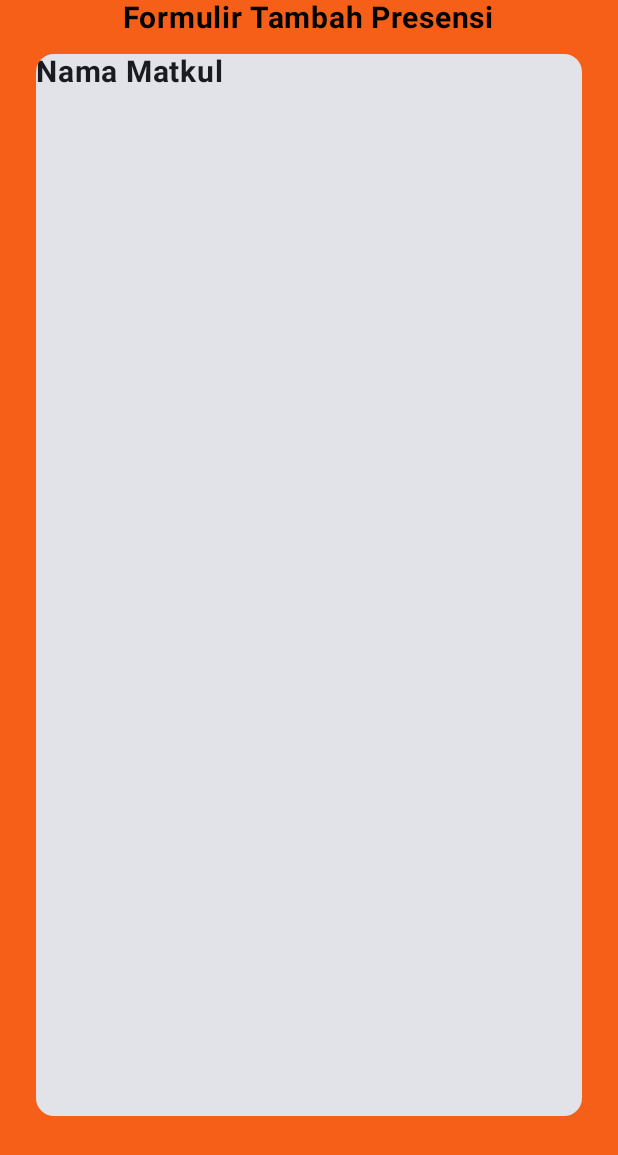
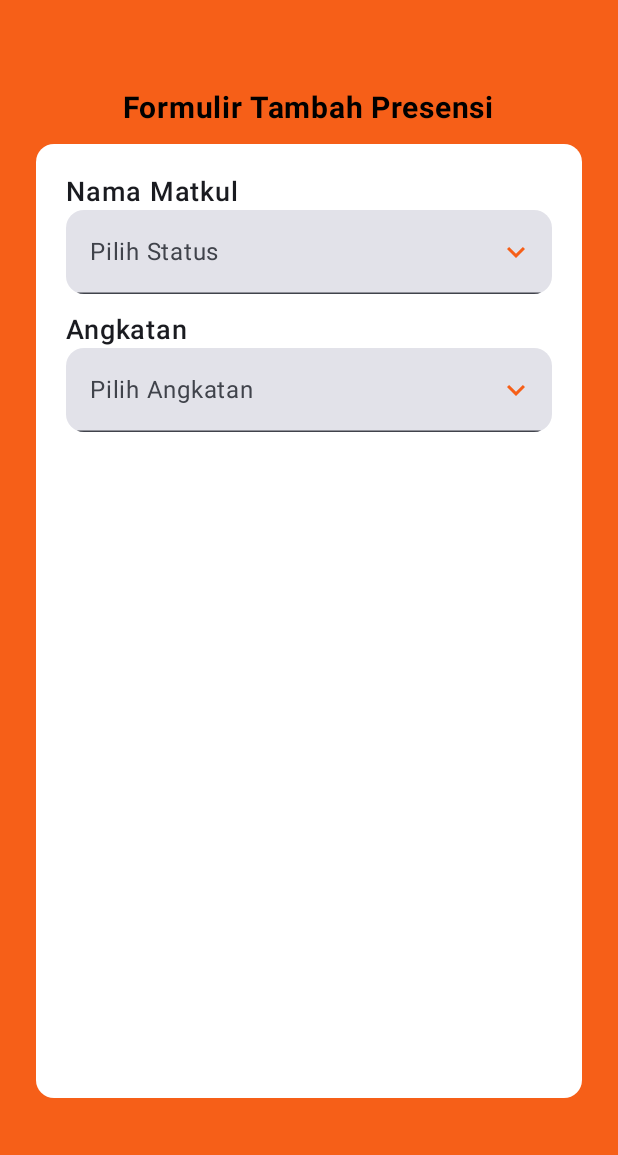
Before and after one commit to Puong206/UCP1_029, an Android app built with Jetpack Compose: the FormPage screen opened through its navigation route, on a phone screen of 412 x 824 dp. Shown: the top 1155 px of the screen. Run offline under Robolectric (Android 15) with nearby library versions, the phone set to English and light mode, and no system bars.

Commit message:
Membuat Dropdown Matkul dan Angkatan

```diff
--- a/app/src/main/java/com/example/ucp1/view/Formulir.kt
+++ b/app/src/main/java/com/example/ucp1/view/Formulir.kt
@@ -1,13 +1,24 @@
 package com.example.ucp1.view
 
+import androidx.compose.foundation.background
 import androidx.compose.foundation.layout.Arrangement
 import androidx.compose.foundation.layout.Column
 import androidx.compose.foundation.layout.fillMaxSize
 import androidx.compose.foundation.layout.fillMaxWidth
 import androidx.compose.foundation.layout.padding
+import androidx.compose.foundation.layout.size
+import androidx.compose.foundation.shape.RoundedCornerShape
+import androidx.compose.material.icons.Icons
+import androidx.compose.material.icons.filled.KeyboardArrowDown
 import androidx.compose.material3.Card
+import androidx.compose.material3.CardDefaults
+import androidx.compose.material3.DropdownMenuItem
 import androidx.compose.material3.ExperimentalMaterial3Api
 import androidx.compose.material3.ExposedDropdownMenuBox
+import androidx.compose.material3.ExposedDropdownMenuDefaults
+import androidx.compose.material3.Icon
+import androidx.compose.material3.IconButton
+import androidx.compose.material3.MenuDefaults
 import androidx.compose.material3.Text
 import androidx.compose.material3.TextField
 import androidx.compose.runtime.Composable
@@ -17,21 +28,32 @@ import androidx.compose.runtime.remember
 import androidx.compose.runtime.setValue
 import androidx.compose.ui.Alignment
 import androidx.compose.ui.Modifier
+import androidx.compose.ui.graphics.Color
+import androidx.compose.ui.res.colorResource
 import androidx.compose.ui.text.font.FontWeight
 import androidx.compose.ui.unit.dp
 import androidx.compose.ui.unit.sp
+import com.example.ucp1.R
 
 @OptIn(ExperimentalMaterial3Api::class)
 @Composable
 fun FormPage(
     onHomeButtonClick: () -> Unit
-){
+) {
+    var txtMatkul by remember { mutableStateOf("") }
+    var txtAngkatan by remember { mutableStateOf("") }
+
     val matkul: List<String> = listOf("PAM", "PAW", "PWS")
     val angkatan: List<String> = listOf("2022", "2023", "2024")
     var expanded by remember { mutableStateOf(false) }
+    var expanded2 by remember { mutableStateOf(false) }
 
-    Column(modifier = Modifier.fillMaxWidth(),
-        horizontalAlignment = Alignment.CenterHorizontally) {
+    Column(
+        modifier = Modifier
+            .padding(top = 60.dp, bottom = 12.dp)
+            .fillMaxWidth(),
+        horizontalAlignment = Alignment.CenterHorizontally
+    ) {
         Text(
             text = "Formulir Tambah Presensi",
             fontSize = 20.sp,
@@ -41,24 +63,114 @@ fun FormPage(
             modifier = Modifier
                 //.fillMaxSize()
                 .padding(top = 12.dp, start = 24.dp, end = 24.dp, bottom = 80.dp)
-                .align(Alignment.CenterHorizontally)
+                .align(Alignment.CenterHorizontally),
+            colors = CardDefaults.cardColors(colorResource(R.color.white))
         ) {
             Column(
-                modifier = Modifier.fillMaxSize(),
-                verticalArrangement = Arrangement.SpaceBetween
+                modifier = Modifier
+                    .fillMaxSize()
+                    .padding(20.dp),
+                horizontalAlignment = Alignment.Start,
+                verticalArrangement = Arrangement.spacedBy(12.dp)
             ) {
-                Text(text = "Nama Matkul",
-                    fontSize = 20.sp,
-                    fontWeight = FontWeight.Bold
+                Column(modifier = Modifier.fillMaxWidth()) {
+                    Text(
+                        text = "Nama Matkul",
+                        fontSize = 18.sp,
+                        fontWeight = FontWeight.SemiBold
                     )
                     ExposedDropdownMenuBox(
                         expanded = expanded,
                         onExpandedChange = { expanded = it },
                         modifier = Modifier.fillMaxWidth()
                     ) {
-//                    TextField(
-//                        value =
-//                    )
+                        TextField(
+                            value = txtMatkul,
+                            onValueChange = {},
+                            readOnly = true,
+                            shape = RoundedCornerShape(12.dp),
+                            modifier = Modifier
+                                .fillMaxWidth()
+                                .menuAnchor(),
+                            label = { Text("Pilih Status") },
+                            trailingIcon = {
+                                IconButton(onClick = {}) {
+                                    Icon(Icons.Filled.KeyboardArrowDown,
+                                        null,
+                                        tint = colorResource(R.color.orange)
+                                    )
+                                }
+                            },
+                        )
+                        ExposedDropdownMenu(
+                            expanded = expanded,
+                            modifier = Modifier
+                                .background(colorResource(R.color.orange)),
+                            onDismissRequest = { expanded = false }
+                        ) {
+                            matkul.forEach { item ->
+                                DropdownMenuItem(
+                                    text = { Text(text = item) },
+                                    onClick = {
+                                        txtMatkul = item
+                                        expanded = false
+                                    },
+                                    colors = MenuDefaults.itemColors(textColor = Color.White),
+                                    contentPadding = ExposedDropdownMenuDefaults.ItemContentPadding
+                                )
+                            }
+                        }
+                    }
+                }
+                Column(modifier = Modifier.fillMaxWidth()) {
+                    Text(
+                        text = "Angkatan",
+                        fontSize = 18.sp,
+                        fontWeight = FontWeight.SemiBold
+                    )
+                    ExposedDropdownMenuBox(
+                        expanded = expanded2,
+                        onExpandedChange = { expanded2 = it },
+                        modifier = Modifier.fillMaxWidth()
+                    ) {
+                        TextField(
+                            value = txtAngkatan,
+                            onValueChange = {},
+                            readOnly = true,
+                            shape = RoundedCornerShape(12.dp),
+                            modifier = Modifier
+                                .fillMaxWidth()
+                                .menuAnchor(),
+                            label = { Text("Pilih Angkatan") },
+                            trailingIcon = {
+                                IconButton(onClick = {}) {
+                                    Icon(Icons.Filled.KeyboardArrowDown,
+                                        null,
+                                        tint = colorResource(R.color.orange)
+                                    )
+                                }
+                            },
+                        )
+                        ExposedDropdownMenu(
+                            expanded = expanded2,
+                            modifier = Modifier
+                                .background(colorResource(R.color.orange)),
+                            onDismissRequest = { expanded2 = false }
+                        ) {
+                            angkatan.forEach { item ->
+                                DropdownMenuItem(
+                                    text = { Text(text = item) },
+                                    onClick = {
+                                        txtAngkatan = item
+                                        expanded2 = false
+                                    },
+                                    colors = MenuDefaults.itemColors(textColor = Color.White),
+                                    contentPadding = ExposedDropdownMenuDefaults.ItemContentPadding
+                                )
+                            }
+                        }
+                    }
+
                 }
             }
         }
```
Lines whose indentation alone changed are shown as unchanged.
